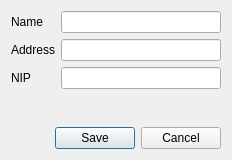
Above: dialogs/customerdialog.ui from Arquanite/KettleClient before the change. Below: the same form after it.
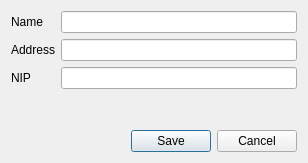
That is the form after the change.

Patch:
```diff
--- a/dialogs/customerdialog.ui
+++ b/dialogs/customerdialog.ui
@@ -6,8 +6,8 @@
    <rect>
     <x>0</x>
     <y>0</y>
-    <width>232</width>
-    <height>160</height>
+    <width>308</width>
+    <height>163</height>
    </rect>
   </property>
   <property name="windowTitle">
```
